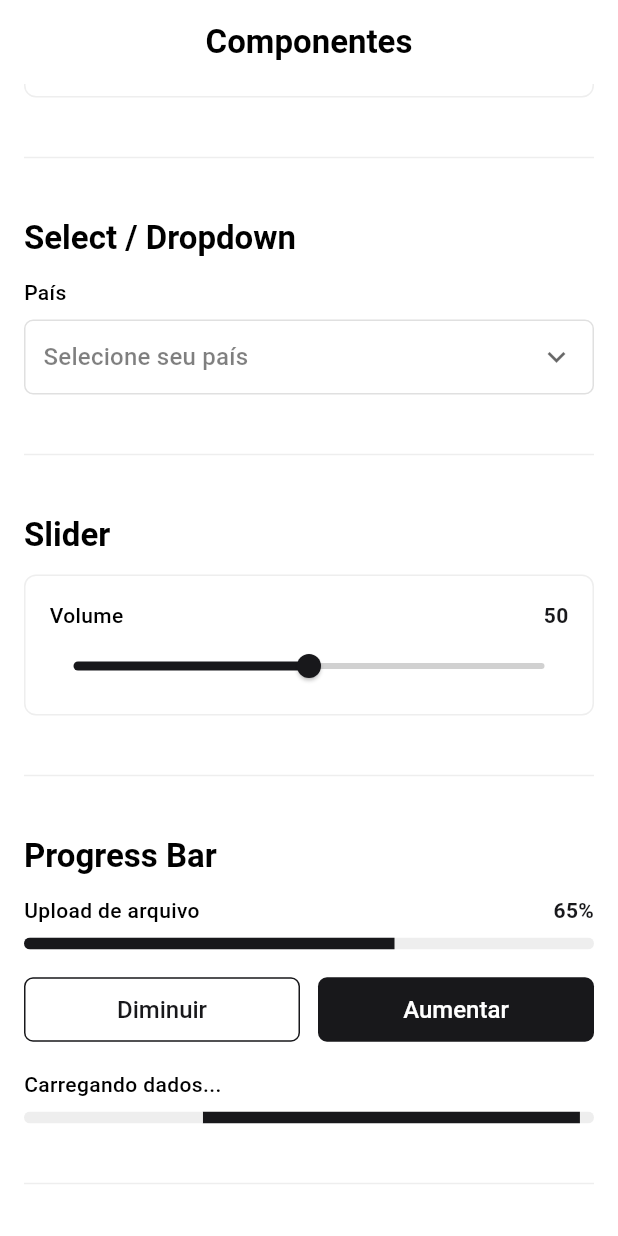
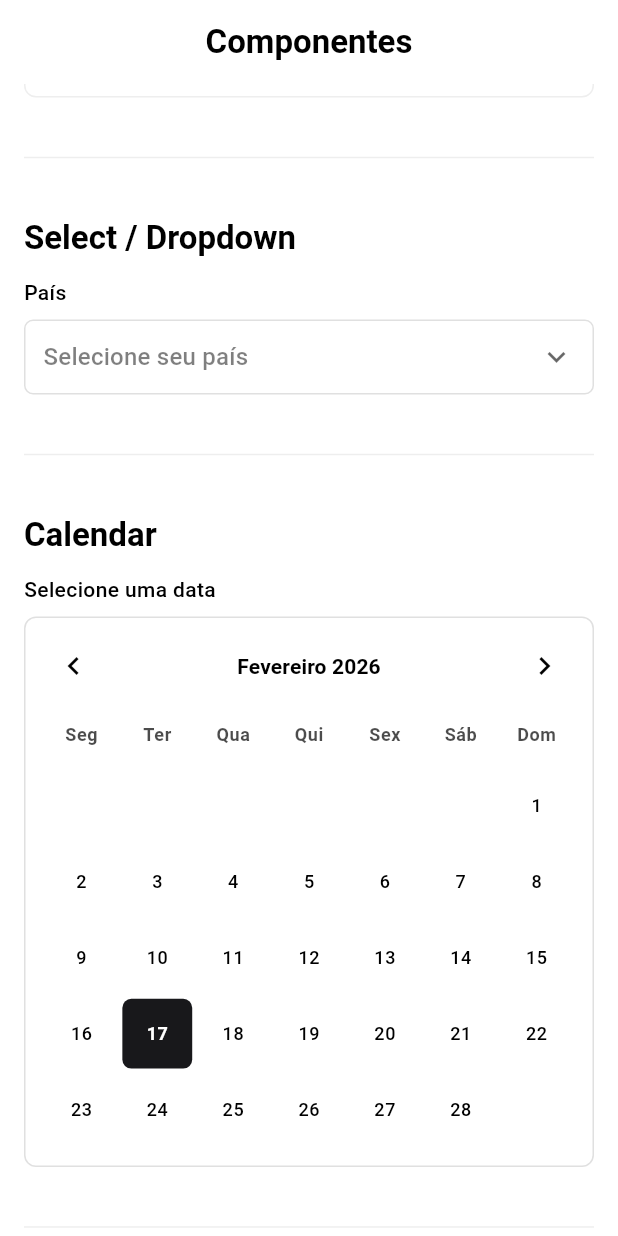
Before and after one commit to carlosxfelipe/go-router-template, a Flutter app: the ComponentsScreen screen opened by its route, scrolled down 3456 dp, on a phone screen of 412 x 824 dp. Run offline on Flutter 3.47's test engine with Material 3 defaults, Android fonts, the phone set to English and light mode, and no system bars; our stand-ins replace go_router.

Commit message:
feat: add CustomCalendar and LoadingSpinner components with updated README

```diff
--- a/lib/screens/components_screen.dart
+++ b/lib/screens/components_screen.dart
@@ -22,6 +22,7 @@ class _ComponentsScreenState extends State<ComponentsScreen> {
   bool _newsletterSubscribed = false;
   String? _selectedPayment = 'credit';
   String? _selectedCountry;
+  DateTime? _selectedDate;
   double _volumeValue = 50;
   double _progressValue = 0.65;
   final List<String> _selectedTags = ['Flutter', 'Dart'];
@@ -618,6 +619,28 @@ class _ComponentsScreenState extends State<ComponentsScreen> {
             const Separator(),
             const SizedBox(height: 32),
 
+            // Section: Calendar
+            _SectionTitle(title: 'Calendar'),
+            const SizedBox(height: 12),
+            CustomCalendar(
+              label: 'Selecione uma data',
+              selectedDate: _selectedDate,
+              onDateSelected: (date) {
+                setState(() => _selectedDate = date);
+              },
+            ),
+            if (_selectedDate != null) ...[
+              const SizedBox(height: 12),
+              Text(
+                'Data selecionada: ${_selectedDate!.day.toString().padLeft(2, '0')}/${_selectedDate!.month.toString().padLeft(2, '0')}/${_selectedDate!.year}',
+                style: theme.textTheme.bodyMedium,
+              ),
+            ],
+
+            const SizedBox(height: 32),
+            const Separator(),
+            const SizedBox(height: 32),
+
             // Section: Slider
             _SectionTitle(title: 'Slider'),
             const SizedBox(height: 12),
@@ -678,6 +701,26 @@ class _ComponentsScreenState extends State<ComponentsScreen> {
             ),
             const SizedBox(height: 16),
             const CustomProgressBarIndeterminate(label: 'Carregando dados...'),
+
+            const SizedBox(height: 32),
+            const Separator(),
+            const SizedBox(height: 32),
+
+            // Section: Loading Spinner
+            _SectionTitle(title: 'Loading Spinner'),
+            const SizedBox(height: 12),
+            const CustomCard(
+              child: Row(
+                mainAxisAlignment: MainAxisAlignment.spaceAround,
+                children: [
+                  LoadingSpinner(size: LoadingSpinnerSize.small),
+                  LoadingSpinner(size: LoadingSpinnerSize.medium),
+                  LoadingSpinner(size: LoadingSpinnerSize.large),
+                ],
+              ),
+            ),
+            const SizedBox(height: 16),
+            const LoadingSpinner(label: 'Carregando...'),
 
             const SizedBox(height: 32),
             const Separator(),
--- a/lib/widgets.dart
+++ b/lib/widgets.dart
@@ -12,6 +12,7 @@ export 'package:go_router_template/widgets/forms/radio.dart';
 export 'package:go_router_template/widgets/forms/select.dart';
 export 'package:go_router_template/widgets/forms/slider.dart';
 export 'package:go_router_template/widgets/forms/custom_switch.dart';
+export 'package:go_router_template/widgets/forms/calendar.dart';
 
 // Display
 export 'package:go_router_template/widgets/display/avatar.dart';
@@ -26,3 +27,4 @@ export 'package:go_router_template/widgets/feedback/dialog.dart';
 export 'package:go_router_template/widgets/feedback/toast.dart';
 export 'package:go_router_template/widgets/feedback/skeleton.dart';
 export 'package:go_router_template/widgets/feedback/sheet.dart';
+export 'package:go_router_template/widgets/feedback/loading_spinner.dart';
--- /dev/null
+++ b/lib/widgets/feedback/loading_spinner.dart
@@ -0,0 +1,57 @@
+import 'package:flutter/material.dart';
+
+enum LoadingSpinnerSize { small, medium, large }
+
+class LoadingSpinner extends StatelessWidget {
+  const LoadingSpinner({
+    super.key,
+    this.size = LoadingSpinnerSize.medium,
+    this.strokeWidth,
+    this.color,
+    this.label,
+  });
+
+  final LoadingSpinnerSize size;
+  final double? strokeWidth;
+  final Color? color;
+  final String? label;
+
+  double get _dimension {
+    switch (size) {
+      case LoadingSpinnerSize.small:
+        return 16;
+      case LoadingSpinnerSize.medium:
+        return 24;
+      case LoadingSpinnerSize.large:
+        return 32;
+    }
+  }
+
+  @override
+  Widget build(BuildContext context) {
+    final theme = Theme.of(context);
+    final spinner = SizedBox(
+      width: _dimension,
+      height: _dimension,
+      child: CircularProgressIndicator(
+        strokeWidth: strokeWidth ?? 2.5,
+        valueColor: AlwaysStoppedAnimation<Color>(
+          color ?? theme.colorScheme.primary,
+        ),
+      ),
+    );
+
+    if (label == null) {
+      return spinner;
+    }
+
+    return Row(
+      mainAxisSize: MainAxisSize.min,
+      children: [
+        spinner,
+        const SizedBox(width: 10),
+        Text(label!, style: theme.textTheme.bodyMedium),
+      ],
+    );
+  }
+}
--- /dev/null
+++ b/lib/widgets/forms/calendar.dart
@@ -0,0 +1,288 @@
+import 'package:flutter/material.dart';
+
+class CustomCalendar extends StatefulWidget {
+  const CustomCalendar({
+    super.key,
+    this.initialDate,
+    this.selectedDate,
+    this.firstDate,
+    this.lastDate,
+    this.label,
+    this.onDateSelected,
+  });
+
+  final DateTime? initialDate;
+  final DateTime? selectedDate;
+  final DateTime? firstDate;
+  final DateTime? lastDate;
+  final String? label;
+  final ValueChanged<DateTime>? onDateSelected;
+
+  @override
+  State<CustomCalendar> createState() => _CustomCalendarState();
+}
+
+class _CustomCalendarState extends State<CustomCalendar> {
+  static const List<String> _monthNames = [
+    'Janeiro',
+    'Fevereiro',
+    'Março',
+    'Abril',
+    'Maio',
+    'Junho',
+    'Julho',
+    'Agosto',
+    'Setembro',
+    'Outubro',
+    'Novembro',
+    'Dezembro',
+  ];
+
+  static const List<String> _weekdays = [
+    'Seg',
+    'Ter',
+    'Qua',
+    'Qui',
+    'Sex',
+    'Sáb',
+    'Dom',
+  ];
+
+  late DateTime _displayedMonth;
+  DateTime? _selectedDate;
+
+  DateTime get _today {
+    final now = DateTime.now();
+    return DateTime(now.year, now.month, now.day);
+  }
+
+  @override
+  void initState() {
+    super.initState();
+    final safeInitialDate = widget.initialDate ?? widget.selectedDate ?? _today;
+    _displayedMonth = DateTime(safeInitialDate.year, safeInitialDate.month);
+    _selectedDate = _normalizeDate(widget.selectedDate);
+  }
+
+  DateTime _normalizeDate(DateTime? date) {
+    if (date == null) {
+      return _today;
+    }
+    return DateTime(date.year, date.month, date.day);
+  }
+
+  DateTime? _normalizeNullableDate(DateTime? date) {
+    if (date == null) {
+      return null;
+    }
+    return DateTime(date.year, date.month, date.day);
+  }
+
+  bool _isSameDay(DateTime a, DateTime b) {
+    return a.year == b.year && a.month == b.month && a.day == b.day;
+  }
+
+  bool _isInRange(DateTime date) {
+    final firstDate = _normalizeNullableDate(widget.firstDate);
+    final lastDate = _normalizeNullableDate(widget.lastDate);
+    if (firstDate != null && date.isBefore(firstDate)) {
+      return false;
+    }
+    if (lastDate != null && date.isAfter(lastDate)) {
+      return false;
+    }
+    return true;
+  }
+
+  void _changeMonth(int delta) {
+    final candidate = DateTime(
+      _displayedMonth.year,
+      _displayedMonth.month + delta,
+    );
+    final firstDate = _normalizeNullableDate(widget.firstDate);
+    final lastDate = _normalizeNullableDate(widget.lastDate);
+
+    if (firstDate != null) {
+      final firstMonth = DateTime(firstDate.year, firstDate.month);
+      if (candidate.isBefore(firstMonth)) {
+        return;
+      }
+    }
+
+    if (lastDate != null) {
+      final lastMonth = DateTime(lastDate.year, lastDate.month);
+      if (candidate.isAfter(lastMonth)) {
+        return;
+      }
+    }
+
+    setState(() {
+      _displayedMonth = candidate;
+    });
+  }
+
+  @override
+  Widget build(BuildContext context) {
+    final theme = Theme.of(context);
+    final isDarkMode = theme.brightness == Brightness.dark;
+
+    final firstDayOfMonth = DateTime(
+      _displayedMonth.year,
+      _displayedMonth.month,
+      1,
+    );
+    final daysInMonth = DateTime(
+      _displayedMonth.year,
+      _displayedMonth.month + 1,
+      0,
+    ).day;
+    final leadingEmptyDays = firstDayOfMonth.weekday - 1;
+
+    final totalCells = (leadingEmptyDays + daysInMonth <= 35) ? 35 : 42;
+
+    return Column(
+      crossAxisAlignment: CrossAxisAlignment.start,
+      mainAxisSize: MainAxisSize.min,
+      children: [
+        if (widget.label != null) ...[
+          Text(
+            widget.label!,
+            style: TextStyle(
+              fontSize: 14,
+              fontWeight: FontWeight.w500,
+              color: theme.colorScheme.onSurface,
+            ),
+          ),
+          const SizedBox(height: 8),
+        ],
+        Container(
+          padding: const EdgeInsets.all(12),
+          decoration: BoxDecoration(
+            borderRadius: BorderRadius.circular(8),
+            border: Border.all(
+              color: isDarkMode ? Colors.grey.shade700 : Colors.grey.shade300,
+              width: 1,
+            ),
+          ),
+          child: Column(
+            children: [
+              Row(
+                mainAxisAlignment: MainAxisAlignment.spaceBetween,
+                children: [
+                  IconButton(
+                    onPressed: () => _changeMonth(-1),
+                    icon: const Icon(Icons.chevron_left),
+                    visualDensity: VisualDensity.compact,
+                  ),
+                  Text(
+                    '${_monthNames[_displayedMonth.month - 1]} ${_displayedMonth.year}',
+                    style: theme.textTheme.titleSmall?.copyWith(
+                      fontWeight: FontWeight.w600,
+                    ),
+                  ),
+                  IconButton(
+                    onPressed: () => _changeMonth(1),
+                    icon: const Icon(Icons.chevron_right),
+                    visualDensity: VisualDensity.compact,
+                  ),
+                ],
+              ),
+              const SizedBox(height: 8),
+              GridView.builder(
+                shrinkWrap: true,
+                physics: const NeverScrollableScrollPhysics(),
+                itemCount: 7,
+                gridDelegate: const SliverGridDelegateWithFixedCrossAxisCount(
+                  crossAxisCount: 7,
+                  childAspectRatio: 1.4,
+                ),
+                itemBuilder: (context, index) {
+                  return Center(
+                    child: Text(
+                      _weekdays[index],
+                      style: theme.textTheme.bodySmall?.copyWith(
+                        fontWeight: FontWeight.w600,
+                        color: theme.colorScheme.onSurface.withAlpha(179),
+                      ),
+                    ),
+                  );
+                },
+              ),
+              const SizedBox(height: 4),
+              GridView.builder(
+                shrinkWrap: true,
+                physics: const NeverScrollableScrollPhysics(),
+                itemCount: totalCells,
+                gridDelegate: const SliverGridDelegateWithFixedCrossAxisCount(
+                  crossAxisCount: 7,
+                  childAspectRatio: 1,
+                ),
+                itemBuilder: (context, index) {
+                  final day = index - leadingEmptyDays + 1;
+                  if (day < 1 || day > daysInMonth) {
+                    return const SizedBox.shrink();
+                  }
+
+                  final cellDate = DateTime(
+                    _displayedMonth.year,
+                    _displayedMonth.month,
+                    day,
+                  );
+                  final isSelected =
+                      _selectedDate != null &&
+                      _isSameDay(_selectedDate!, cellDate);
+                  final isToday = _isSameDay(cellDate, _today);
+                  final isEnabled = _isInRange(cellDate);
+
+                  return Padding(
+                    padding: const EdgeInsets.all(2),
+                    child: InkWell(
+                      onTap: isEnabled
+                          ? () {
+                              setState(() {
+                                _selectedDate = cellDate;
+                              });
+                              widget.onDateSelected?.call(cellDate);
+                            }
+                          : null,
+                      borderRadius: BorderRadius.circular(6),
+                      child: Container(
+                        decoration: BoxDecoration(
+                          color: isSelected
+                              ? theme.colorScheme.primary
+                              : Colors.transparent,
+                          borderRadius: BorderRadius.circular(6),
+                          border: isToday && !isSelected
+                              ? Border.all(
+                                  color: theme.colorScheme.primary,
+                                  width: 1,
+                                )
+                              : null,
+                        ),
+                        child: Center(
+                          child: Text(
+                            '$day',
+                            style: theme.textTheme.bodySmall?.copyWith(
+                              fontWeight: isSelected
+                                  ? FontWeight.w600
+                                  : FontWeight.w500,
+                              color: !isEnabled
+                                  ? theme.colorScheme.onSurface.withAlpha(90)
+                                  : (isSelected
+                                        ? theme.colorScheme.onPrimary
+                                        : theme.colorScheme.onSurface),
+                            ),
+                          ),
+                        ),
+                      ),
+                    ),
+                  );
+                },
+              ),
+            ],
+          ),
+        ),
+      ],
+    );
+  }
+}
```
Also changed, not shown: 1 other file.
